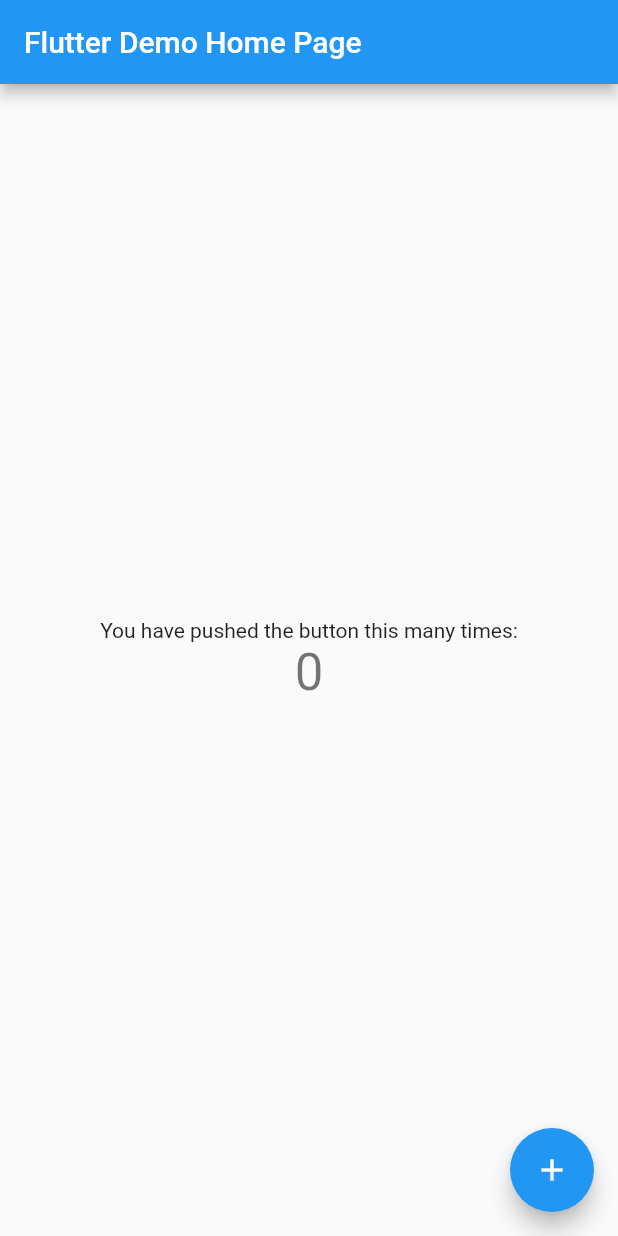
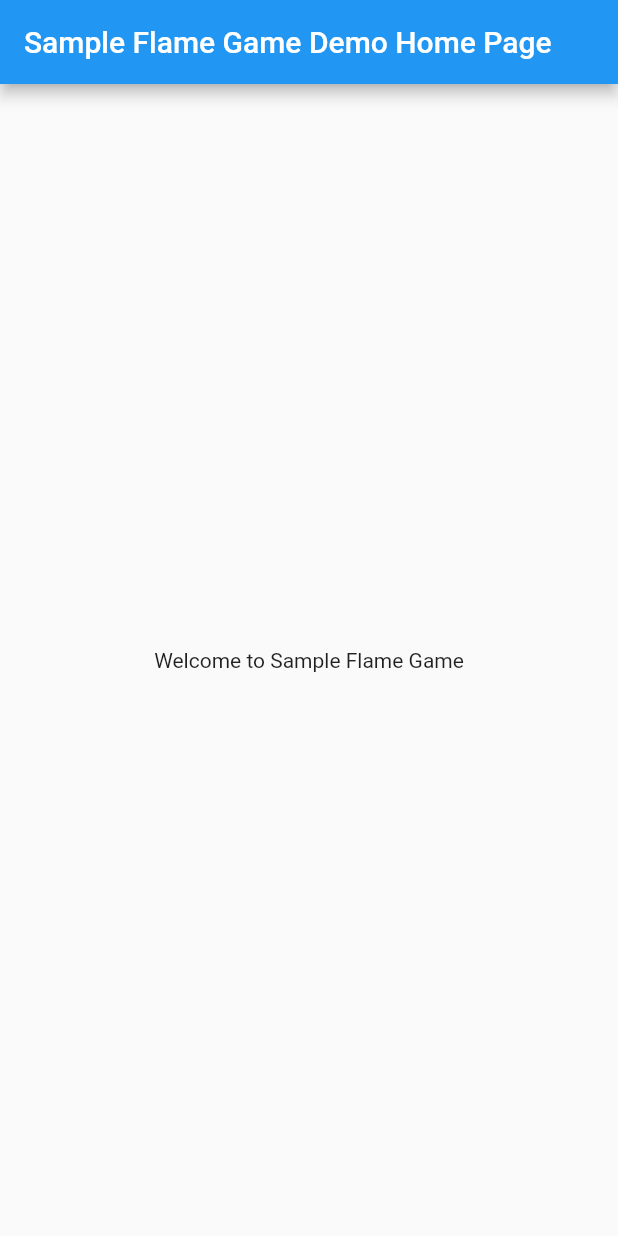
Before and after one commit to SowatKheang/sample-flame-game, a Flutter app: the screen it shows after launch, on a phone screen of 412 x 824 dp. Run offline on Flutter 3.47's test engine with Material 2 defaults, Android fonts, the phone set to English and light mode, and no system bars.

Commit message:
modify main.dart

```diff
--- a/lib/main.dart
+++ b/lib/main.dart
@@ -4,112 +4,46 @@
   runApp(const MyApp());
 }
 
+///
+/// [MyApp]
+///
 class MyApp extends StatelessWidget {
   const MyApp({super.key});
 
-  // This widget is the root of your application.
   @override
   Widget build(BuildContext context) {
     return MaterialApp(
-      title: 'Flutter Demo',
+      title: 'Sample Flame Game',
       theme: ThemeData(
-        // This is the theme of your application.
-        //
-        // Try running your application with "flutter run". You'll see the
-        // application has a blue toolbar. Then, without quitting the app, try
-        // changing the primarySwatch below to Colors.green and then invoke
-        // "hot reload" (press "r" in the console where you ran "flutter run",
-        // or simply save your changes to "hot reload" in a Flutter IDE).
-        // Notice that the counter didn't reset back to zero; the application
-        // is not restarted.
         primarySwatch: Colors.blue,
       ),
-      home: const MyHomePage(title: 'Flutter Demo Home Page'),
+      home: const MyHomePage(title: 'Sample Flame Game Demo Home Page'),
     );
   }
 }
 
+///
+/// [MyHomePage]
+///
 class MyHomePage extends StatefulWidget {
+  final String title;
   const MyHomePage({super.key, required this.title});
-
-  // This widget is the home page of your application. It is stateful, meaning
-  // that it has a State object (defined below) that contains fields that affect
-  // how it looks.
-
-  // This class is the configuration for the state. It holds the values (in this
-  // case the title) provided by the parent (in this case the App widget) and
-  // used by the build method of the State. Fields in a Widget subclass are
-  // always marked "final".
-
-  final String title;
 
   @override
   State<MyHomePage> createState() => _MyHomePageState();
 }
 
 class _MyHomePageState extends State<MyHomePage> {
-  int _counter = 0;
-
-  void _incrementCounter() {
-    setState(() {
-      // This call to setState tells the Flutter framework that something has
-      // changed in this State, which causes it to rerun the build method below
-      // so that the display can reflect the updated values. If we changed
-      // _counter without calling setState(), then the build method would not be
-      // called again, and so nothing would appear to happen.
-      _counter++;
-    });
-  }
 
   @override
   Widget build(BuildContext context) {
-    // This method is rerun every time setState is called, for instance as done
-    // by the _incrementCounter method above.
-    //
-    // The Flutter framework has been optimized to make rerunning build methods
-    // fast, so that you can just rebuild anything that needs updating rather
-    // than having to individually change instances of widgets.
     return Scaffold(
       appBar: AppBar(
-        // Here we take the value from the MyHomePage object that was created by
-        // the App.build method, and use it to set our appbar title.
         title: Text(widget.title),
       ),
-      body: Center(
-        // Center is a layout widget. It takes a single child and positions it
-        // in the middle of the parent.
-        child: Column(
-          // Column is also a layout widget. It takes a list of children and
-          // arranges them vertically. By default, it sizes itself to fit its
-          // children horizontally, and tries to be as tall as its parent.
-          //
-          // Invoke "debug painting" (press "p" in the console, choose the
-          // "Toggle Debug Paint" action from the Flutter Inspector in Android
-          // Studio, or the "Toggle Debug Paint" command in Visual Studio Code)
-          // to see the wireframe for each widget.
-          //
-          // Column has various properties to control how it sizes itself and
-          // how it positions its children. Here we use mainAxisAlignment to
-          // center the children vertically; the main axis here is the vertical
-          // axis because Columns are vertical (the cross axis would be
-          // horizontal).
-          mainAxisAlignment: MainAxisAlignment.center,
-          children: <Widget>[
-            const Text(
-              'You have pushed the button this many times:',
-            ),
-            Text(
-              '$_counter',
-              style: Theme.of(context).textTheme.headlineMedium,
-            ),
-          ],
-        ),
+      body: const Center(
+        child: Text('Welcome to Sample Flame Game')
       ),
-      floatingActionButton: FloatingActionButton(
-        onPressed: _incrementCounter,
-        tooltip: 'Increment',
-        child: const Icon(Icons.add),
-      ), // This trailing comma makes auto-formatting nicer for build methods.
     );
   }
 }
```
